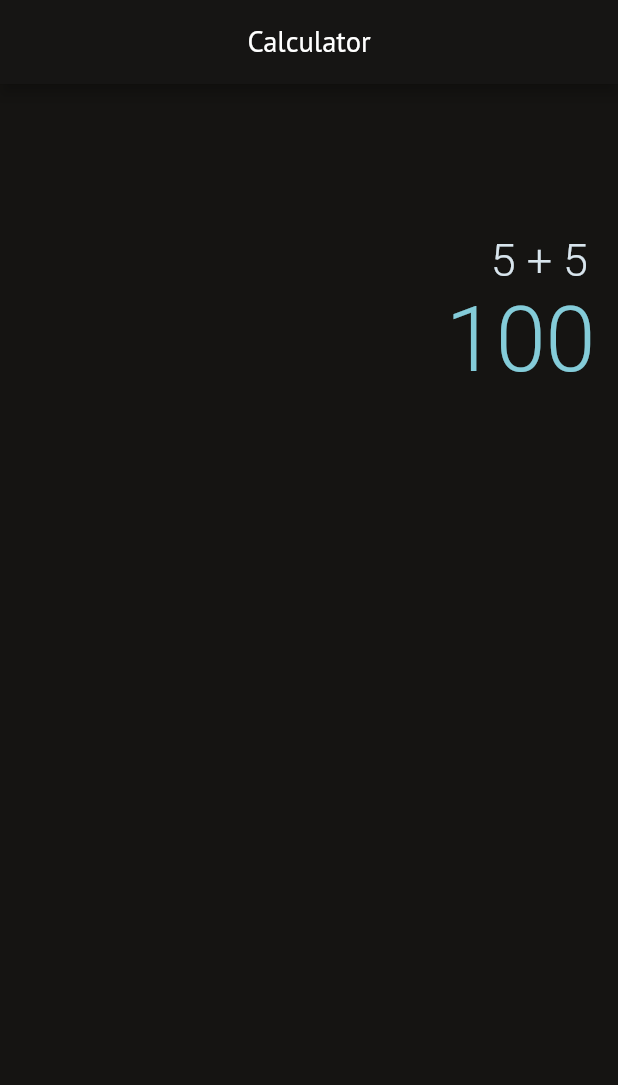
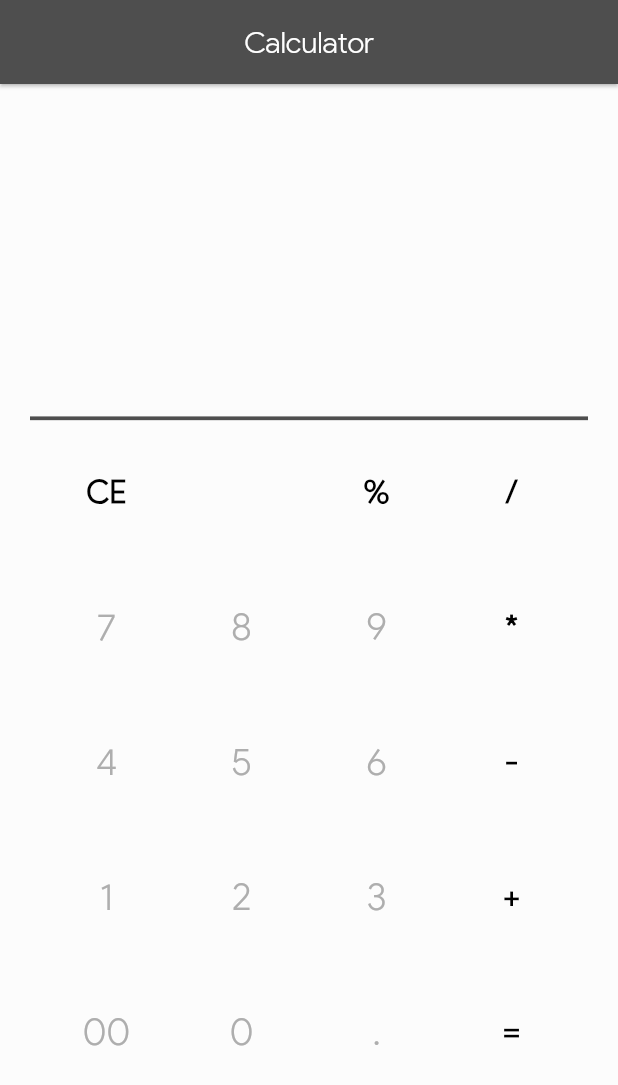
Before and after one commit to EmmanuelJoshua/CalculatorApp, a Flutter app: the screen it shows after launch, on a phone screen of 412 x 824 dp. Shown: the top 1085 px of the screen. Run offline on Flutter 3.47's test engine with Material 2 defaults, Android fonts, the phone set to English and light mode, and no system bars; missing offline and left inert: function_tree.

Commit message:
90% Done.

```diff
--- a/lib/screens/calculator.dart
+++ b/lib/screens/calculator.dart
@@ -1,4 +1,8 @@
+import 'package:calculatorapp/widgets/buttongrid.dart';
+import 'package:calculatorapp/widgets/numberdisplay.dart';
 import 'package:flutter/material.dart';
+
+import '../calculationlogic.dart';
 
 class Calculator extends StatefulWidget {
   @override
@@ -6,6 +10,13 @@ class Calculator extends StatefulWidget {
 }
 
 class _CalculatorState extends State<Calculator> {
+  bool isNewEquation = true;
+  List<double> values = [];
+  List<String> operations = [];
+  List<String> calculations = [];
+  String displayString = '';
+  String resultString = '';
+
   @override
   Widget build(BuildContext context) {
     return Scaffold(
@@ -13,54 +24,88 @@ class _CalculatorState extends State<Calculator> {
           title: Text(
             'Calculator',
             style: TextStyle(
-                fontFamily: 'PTSans',
-                fontSize: 19,
-                fontWeight: FontWeight.w500),
+                color: Colors.white,
+                fontFamily: 'Google',
+                fontSize: 20,
+                fontWeight: FontWeight.w400),
           ),
-          // elevation: 1,
-          backgroundColor: Color(0xFF161514),
+          elevation: 1,
+          backgroundColor: Color(0xFF4E4E4E),
           centerTitle: true,
         ),
-        backgroundColor: Color(0xFF151412),
-        body: Column(
+        backgroundColor: Color(0xFFFCFCFC),
+        body: Container(
+            child: Column(
+          crossAxisAlignment: CrossAxisAlignment.start,
           children: <Widget>[
-            //Number Display
-            Column(
-              mainAxisAlignment: MainAxisAlignment.spaceAround,
-              crossAxisAlignment: CrossAxisAlignment.stretch,
-              children: <Widget>[
-                new Padding(
-                  padding: new EdgeInsets.only(top: 100.0, right: 20.0),
-                  child: new Text(
-                    "5 + 5",
-                    overflow: TextOverflow.fade,
-                    maxLines: 1,
-                    style: TextStyle(
-                      color: Color(0xFFD8E5ED),
-                      fontSize: 30.0,
-                      fontWeight: FontWeight.w300,
-                    ),
-                    textAlign: TextAlign.end,
-                  ),
-                ),
-                new Padding(
-                  padding: new EdgeInsets.only(right: 15.0, bottom: 15.0),
-                  child: new Text(
-                    "100",
-                    overflow: TextOverflow.fade,
-                    maxLines: 1,
-                    style: TextStyle(
-                      fontSize: 60.0,
-                      color: Color(0xFF84CCD9),
-                      fontWeight: FontWeight.w300,
-                    ),
-                    textAlign: TextAlign.end,
-                  ),
-                ),
-              ],
+            new NumberDisplay(
+              displayString: displayString,
+              resultString: resultString,
             ),
+            Padding(
+              padding: const EdgeInsets.only(right: 20, left: 20),
+              child: Divider(
+                thickness: 2.5,
+                color: Color(0xFF4E4E4E),
+              ),
+            ),
+            new ButtonGrid(
+              onTap: _onPressed,
+            )
           ],
-          mainAxisAlignment: MainAxisAlignment.spaceBetween,
-        ));
+        )));
+  }
+
+  void _onPressed({String buttonText}) {
+    // Standard mathematical operations
+    if (Calculations.OPERATIONS.contains(buttonText)) {
+      return setState(() {
+        operations.add(buttonText);
+        displayString += "$buttonText";
+        debugPrint('$displayString');
+      });
+    }
+
+    // On CLEAR press
+    if (buttonText == Calculations.CLEAR) {
+      return setState(() {
+        operations.add(Calculations.CLEAR);
+        displayString = "";
+        resultString = "";
+      });
+    }
+
+    // On Equals press
+    if (buttonText == Calculations.EQUAL) {
+      String newCalculatorString = CalculationLogic.parseString(displayString);
+
+      return setState(() {
+        if (newCalculatorString != displayString) {
+          // only add evaluated strings to calculations array
+          calculations.add(displayString);
+        }
+
+        operations.add(Calculations.EQUAL);
+        resultString = newCalculatorString;
+        isNewEquation = false;
+      });
+    }
+
+    if (buttonText == Calculations.PERIOD) {
+      return setState(() {
+        displayString = CalculationLogic.addPeriod(displayString);
+      });
+    }
+
+    setState(() {
+      if (!isNewEquation &&
+          operations.length > 0 &&
+          operations.last == Calculations.EQUAL) {
+        displayString = buttonText;
+        isNewEquation = true;
+      } else {
+        displayString += buttonText;
+      }
+    });
   }
 }
--- /dev/null
+++ b/lib/widgets/buttongrid.dart
@@ -0,0 +1,115 @@
+import 'package:calculatorapp/calculationlogic.dart';
+import 'package:flutter/material.dart';
+import 'package:calculatorapp/widgets/custombuttons.dart';
+
+class ButtonGrid extends StatelessWidget {
+  const ButtonGrid({Key key, @required this.onTap}) : super(key: key);
+  final CalculatorButtonTapCallback onTap;
+
+  @override
+  Widget build(BuildContext context) {
+    return Flexible(
+      flex: 5,
+      child: Container(
+        decoration: BoxDecoration(
+            color: Color(0xFFFCFCFC),
+            borderRadius: BorderRadius.only(
+                topLeft: Radius.circular(15), topRight: Radius.circular(15))),
+        // margin: const EdgeInsets.only(top: 15),
+        child: GridView.count(
+          crossAxisCount: 4,
+          childAspectRatio: 1.0,
+          padding: const EdgeInsets.only(left: 30, right: 30),
+          mainAxisSpacing: 8.0,
+          crossAxisSpacing: 8.0,
+          children: <Widget>[
+            CustomButton(
+              text: Calculations.CLEAR,
+              onTap: onTap,
+              isOperation: true,
+            ),
+            Container(),
+            CustomButton(
+              text: Calculations.PERCENT,
+              onTap: onTap,
+              isOperation: true,
+            ),
+            CustomButton(
+              text: Calculations.DIVIDE,
+              onTap: onTap,
+              isOperation: true,
+            ),
+            CustomButton(
+              text: '7',
+              onTap: onTap,
+            ),
+            CustomButton(
+              text: '8',
+              onTap: onTap,
+            ),
+            CustomButton(
+              text: '9',
+              onTap: onTap,
+            ),
+            CustomButton(
+              text: Calculations.MULTIPLY,
+              onTap: onTap,
+              isOperation: true,
+            ),
+            CustomButton(
+              text: '4',
+              onTap: onTap,
+            ),
+            CustomButton(
+              text: '5',
+              onTap: onTap,
+            ),
+            CustomButton(
+              text: '6',
+              onTap: onTap,
+            ),
+            CustomButton(
+              text: Calculations.SUBTRACT,
+              onTap: onTap,
+              isOperation: true,
+            ),
+            CustomButton(
+              text: '1',
+              onTap: onTap,
+            ),
+            CustomButton(
+              text: '2',
+              onTap: onTap,
+            ),
+            CustomButton(
+              text: '3',
+              onTap: onTap,
+            ),
+            CustomButton(
+              text: Calculations.ADD,
+              onTap: onTap,
+              isOperation: true,
+            ),
+            CustomButton(
+              text: '00',
+              onTap: onTap,
+            ),
+            CustomButton(
+              text: '0',
+              onTap: onTap,
+            ),
+            CustomButton(
+              text: Calculations.PERIOD,
+              onTap: onTap,
+            ),
+            CustomButton(
+              text: Calculations.EQUAL,
+              onTap: onTap,
+              isOperation: true,
+            ),
+          ],
+        ),
+      ),
+    );
+  }
+}
--- /dev/null
+++ b/lib/widgets/custombuttons.dart
@@ -0,0 +1,53 @@
+import 'package:flutter/material.dart';
+
+typedef void CalculatorButtonTapCallback({String buttonText});
+
+class CustomButton extends StatelessWidget {
+  CustomButton({this.text, @required this.onTap, this.isOperation: false});
+
+  final String text;
+  final bool isOperation;
+  final CalculatorButtonTapCallback onTap;
+
+  @override
+  Widget build(BuildContext context) {
+    if (isOperation) {
+      return Container(
+          child: FlatButton(
+        onPressed: () => onTap(buttonText: text),
+        child: Text(
+          text,
+          style: TextStyle(
+            fontSize: 21,
+            fontWeight: FontWeight.w600,
+            color: Colors.black,
+            fontFamily: 'Google',
+          ),
+        ),
+        // shape: RoundedRectangleBorder(borderRadius: BorderRadius.circular(15)),
+        padding: EdgeInsets.all(19),
+        // color: Color(0xFF21292B),
+        highlightColor: Colors.blueGrey[100],
+        splashColor: Color(0xFF324B50),
+      ));
+    } else {
+      return Container(
+          child: FlatButton(
+        onPressed: () => onTap(buttonText: text),
+        child: Text(
+          text,
+          style: TextStyle(
+              fontFamily: 'Google',
+              fontSize: 25,
+              fontWeight: FontWeight.w400,
+              color: Color(0xFFAEAEAE)),
+        ),
+        // shape: RoundedRectangleBorder(borderRadius: BorderRadius.circular(15)),
+        padding: EdgeInsets.all(15),
+        // color: Color(0xFF324B50),
+        highlightColor: Colors.blueGrey[100],
+        splashColor: Color(0xFF137690),
+      ));
+    }
+  }
+}
--- a/lib/widgets/numberdisplay.dart
+++ b/lib/widgets/numberdisplay.dart
@@ -1,24 +1,30 @@
 import 'package:flutter/material.dart';
 
 class NumberDisplay extends StatelessWidget {
-  const NumberDisplay({
-    Key key,
-  }) : super(key: key);
+  NumberDisplay({this.displayString: '', this.resultString: ''});
+
+  final String displayString;
+  final String resultString;
 
   @override
   Widget build(BuildContext context) {
-    return Column(
-      mainAxisAlignment: MainAxisAlignment.spaceAround,
+    return Flexible(
+      flex: 2,
+      child: Container(
+        color: Color(0xFFFCFCFC),
+        child: Column(
+          mainAxisAlignment: MainAxisAlignment.end,
           crossAxisAlignment: CrossAxisAlignment.stretch,
           children: <Widget>[
             new Padding(
-          padding: new EdgeInsets.only(top: 100.0, right: 20.0),
+              padding: new EdgeInsets.only(top: 10.0, right: 20.0),
               child: new Text(
-            "5 + 5",
+                displayString,
                 overflow: TextOverflow.fade,
                 maxLines: 1,
                 style: TextStyle(
-              color: Color(0xFFD8E5ED),
+                  fontFamily: 'Google',
+                  color: Color(0xFF909090),
                   fontSize: 30.0,
                   fontWeight: FontWeight.w300,
                 ),
@@ -28,10 +34,12 @@ class NumberDisplay extends StatelessWidget {
             new Padding(
               padding: new EdgeInsets.only(right: 15.0, bottom: 15.0),
               child: new Text(
-            "100",
+                resultString,
                 overflow: TextOverflow.fade,
                 maxLines: 1,
                 style: TextStyle(
+                  fontFamily: 'Google',
+                  color: Color(0xFF4E4E4E),
                   fontSize: 55.0,
                   fontWeight: FontWeight.w300,
                 ),
@@ -39,6 +47,8 @@ class NumberDisplay extends StatelessWidget {
               ),
             ),
           ],
+        ),
+      ),
     );
   }
 }
--- a/pubspec.yaml
+++ b/pubspec.yaml
@@ -23,6 +23,7 @@ dependencies:
   # The following adds the Cupertino Icons font to your application.
   # Use with the CupertinoIcons class for iOS style icons.
   cupertino_icons: ^0.1.2
+  function_tree: ^0.5.0
 
 dev_dependencies:
   flutter_test:
@@ -40,9 +41,9 @@ flutter:
   # the material Icons class.
   uses-material-design: true
   fonts:
-    - family: PTSans
+    - family: Google
       fonts:
-       - asset: assets/fonts/ptsans.ttf
+       - asset: assets/fonts/google.ttf
 
   # To add assets to your application, add an assets section, like this:
   # assets:
```
Also changed, not shown: lib/calculationlogic.dart (+56 -10 lines), lib/widgets/buttonrow.dart (deleted, +0 -32 lines), lib/widgets/numberbuttons.dart (deleted, +0 -32 lines), assets/fonts/google.ttf (added), assets/fonts/ptsans.ttf (deleted), pubspec.lock. Lines whose indentation alone changed are shown as unchanged.
